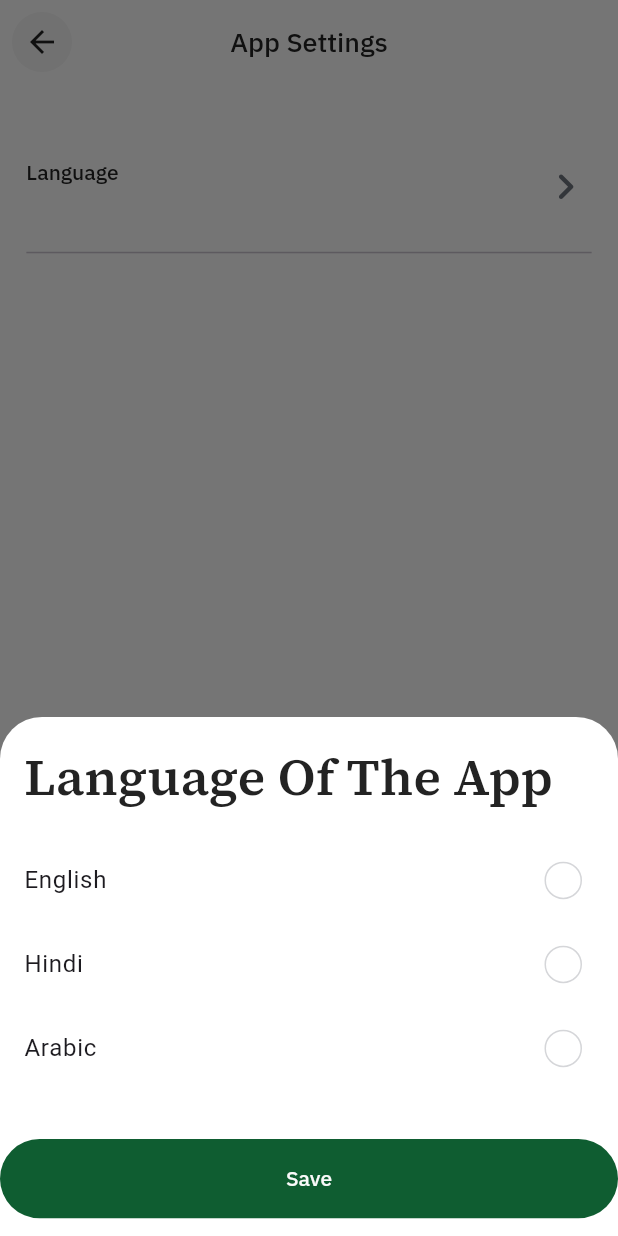
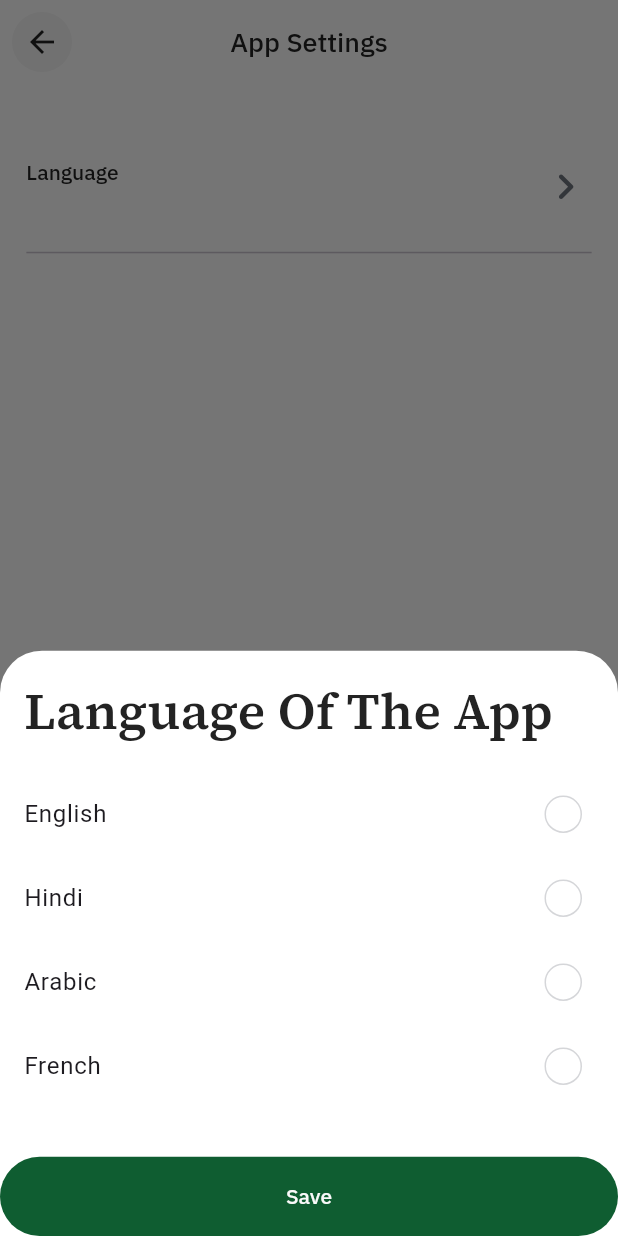
Before and after one commit to SARRaza/Sulala-Upgraded, a Flutter app: the AppSettings screen opened directly, after a tap on "Language", on a phone screen of 412 x 824 dp. Run offline on Flutter 3.47's test engine with Material 3 defaults, Android fonts, the phone set to English and light mode, and no system bars; our stand-ins replace badges, dotted_border, file_picker, flutter_riverpod, get, google_fonts and 5 more; missing offline and left inert: nuts_activity_indicator.

Commit message:
Done the front end task: Profile Page

```diff
--- a/lib/src/screens/profile/app_setting.dart
+++ b/lib/src/screens/profile/app_setting.dart
@@ -181,21 +181,22 @@ class _AppSettings extends ConsumerState<AppSettings> {
     {'name': 'English', 'locale': const Locale('en', 'US')},
     {'name': 'Hindi', 'locale': const Locale('hi', 'IN')},
     {'name': 'Arabic', 'locale': const Locale('ar', 'SA')},
+    {'name': 'French', 'locale': const Locale('fr', 'FR')}
   ];
 
   String selectedLanguage = ''; // Default language
   String selectedLanguageTemp = '';
 
   void _showLanguageSelection() {
-    double sheetHeight = MediaQuery.of(context).size.height * 0.42;
+    double sheetHeight = MediaQuery.of(context).size.height * 0.60;
     showModalBottomSheet(
       context: context,
       backgroundColor: Colors.white,
       builder: (BuildContext context) {
         return StatefulBuilder(
           builder: (BuildContext context, StateSetter setState) {
-            return SizedBox(
-              height: sheetHeight,
+            return Container(
+              constraints: BoxConstraints(maxHeight: sheetHeight),
               child: Column(
                 mainAxisSize: MainAxisSize.min,
                 crossAxisAlignment: CrossAxisAlignment.start,
--- a/lib/src/screens/profile/profile_page.dart
+++ b/lib/src/screens/profile/profile_page.dart
@@ -160,10 +160,10 @@ class _ProfilePageState extends ConsumerState<ProfilePage> {
                           ),
                         ),
                         SizedBox(height: 24 * globals.heightMediaQuery),
-                        const ProfileThreeInformationBlock(
-                          head1: '24',
+                        ProfileThreeInformationBlock(
+                          head1: ref.refresh(totalAnimalsCountProvider).toString(),
                           head2: '1',
-                          head3: '4',
+                          head3: '5',
                         ),
                         SizedBox(height: 24 * globals.heightMediaQuery),
                       ],
```
